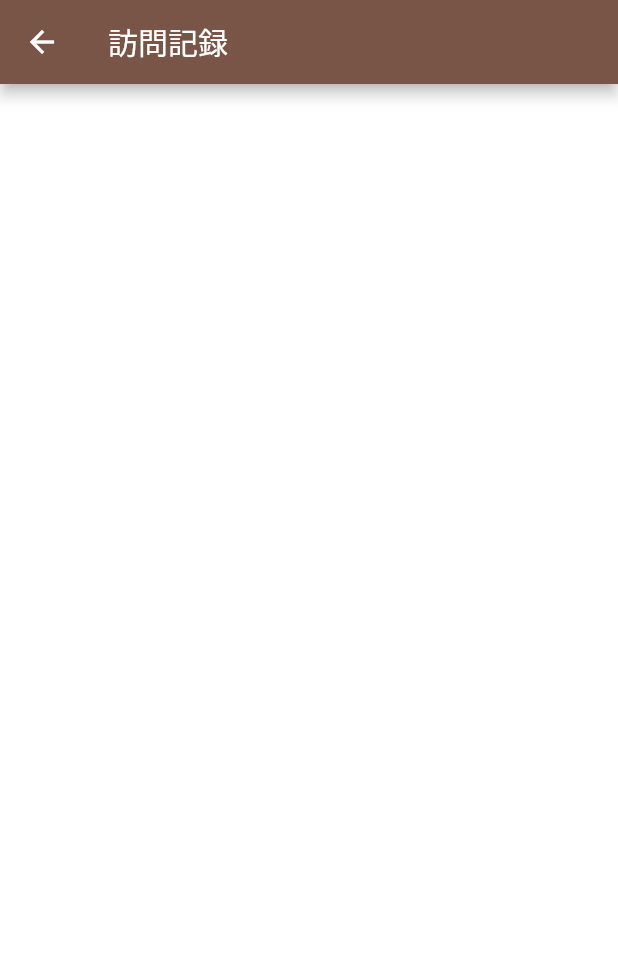
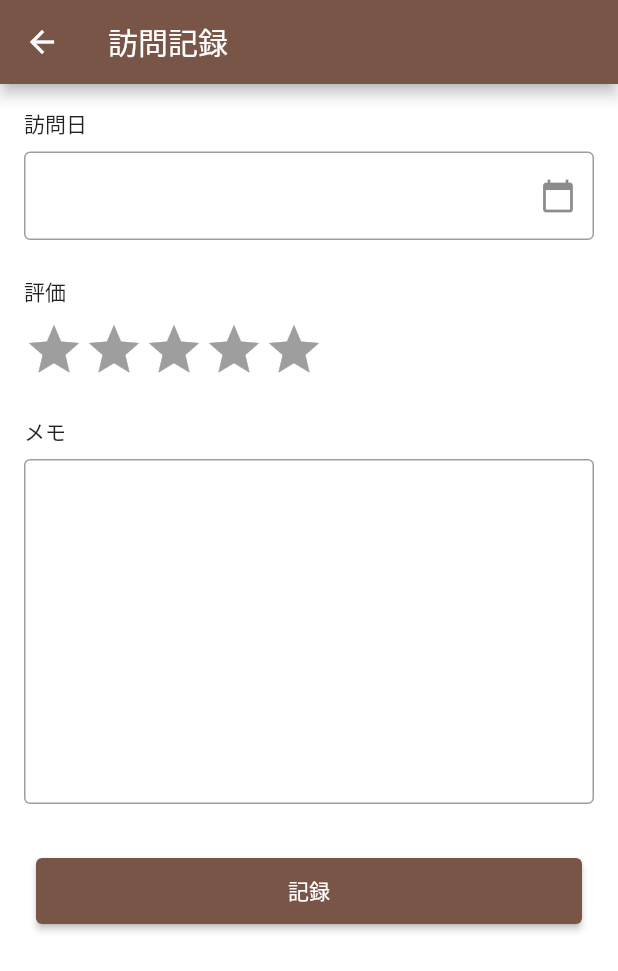
Before and after one commit to yukihiro-numata/cafe_note_mobile, a Flutter app: the ArchiveCafePage screen opened directly, on a phone screen of 412 x 824 dp. Shown: the top 971 px of the screen. Run offline on Flutter 3.47's test engine with Material 2 defaults, Android fonts, the phone set to English and light mode, and no system bars; drawn by our look-alikes of flutter_rating_bar; our stand-ins replace email_validator, firebase_auth, firebase_core, flutter_svg, freezed_annotation, state_notifier; missing offline and left inert: flutter_state_notifier; accounts and stored records are empty.

Commit message:
Add forms to archive cafe page.

```diff
--- /dev/null
+++ b/lib/controllers/archive_cafe_controller.dart
@@ -0,0 +1,38 @@
+import 'package:cafe_note_mobile/states/archive_cafe_state.dart';
+import 'package:flutter/material.dart';
+import 'package:state_notifier/state_notifier.dart';
+
+class ArchiveCafeController extends StateNotifier<ArchiveCafeState>
+    with LocatorMixin {
+  static const String formKeyMemo = 'memo';
+
+  final TextEditingController visitedDateFormController =
+      TextEditingController();
+
+  ArchiveCafeController() : super(const ArchiveCafeState());
+
+  void handleVisitedDateChanged(String value) {
+    state = state.copyWith(visitedDate: value);
+  }
+
+  void handleRatingChanged(double value) {
+    state = state.copyWith(rating: value);
+  }
+
+  void handleStringInputChanged({
+    required String key,
+    required String? value,
+  }) {
+    switch (key) {
+      case formKeyMemo:
+        state = state.copyWith(memo: value);
+        break;
+      default:
+        assert(false, 'argument error');
+    }
+  }
+
+  void handleSubmitButtonPressed() {
+    print(state);
+  }
+}
--- /dev/null
+++ b/lib/helpers/validators/archive_cafe_validator.dart
@@ -0,0 +1,16 @@
+import 'common_validator.dart';
+
+class ArchiveCafeValidator {
+  static const memoMaxLength = 1000;
+
+  static String? memo(String? value) {
+    if (CommonValidator.checkIsEmpty(value)) {
+      return CommonValidator.validationMessageRequired;
+    }
+    if (CommonValidator.checkDigit(value: value!, digit: memoMaxLength)) {
+      return CommonValidator.validationMessageMaxLength(memoMaxLength);
+    }
+
+    return null;
+  }
+}
--- a/lib/helpers/validators/common_validator.dart
+++ b/lib/helpers/validators/common_validator.dart
@@ -22,4 +22,8 @@ class CommonValidator {
   static bool checkIsEmail(String value) {
     return EmailValidator.validate(value);
   }
+
+  static String validationMessageMaxLength(int maxLength) {
+    return "$maxLength文字以内で入力してください";
+  }
 }
--- a/lib/main.dart
+++ b/lib/main.dart
@@ -1,11 +1,13 @@
 import 'package:cafe_note_mobile/configs/cafe_note_color.dart';
 import 'package:cafe_note_mobile/configs/route_config.dart';
+import 'package:cafe_note_mobile/controllers/archive_cafe_controller.dart';
 import 'package:cafe_note_mobile/controllers/auth_controller.dart';
 import 'package:cafe_note_mobile/controllers/bottom_menu_controller.dart';
 import 'package:cafe_note_mobile/controllers/cafe_controller.dart';
 import 'package:cafe_note_mobile/controllers/cafes_controller.dart';
 import 'package:cafe_note_mobile/controllers/create_cafe_controller.dart';
 import 'package:cafe_note_mobile/controllers/my_page_controller.dart';
+import 'package:cafe_note_mobile/states/archive_cafe_state.dart';
 import 'package:cafe_note_mobile/states/auth_state.dart';
 import 'package:cafe_note_mobile/states/bottom_menu_state.dart';
 import 'package:cafe_note_mobile/states/cafe_state.dart';
@@ -41,6 +43,9 @@ void main() async {
         StateNotifierProvider<AuthController, AuthState>(
           create: (_) => AuthController(),
         ),
+        StateNotifierProvider<ArchiveCafeController, ArchiveCafeState>(
+          create: (_) => ArchiveCafeController(),
+        ),
       ],
       child: MaterialApp(
         title: 'Cafe Note App',
--- a/lib/pages/archive_cafe/archive_cafe.dart
+++ b/lib/pages/archive_cafe/archive_cafe.dart
@@ -1,14 +1,72 @@
+import 'package:cafe_note_mobile/components/atoms/custom_text_form_field.dart';
+import 'package:cafe_note_mobile/components/atoms/date_form_field.dart';
+import 'package:cafe_note_mobile/components/atoms/form_container.dart';
+import 'package:cafe_note_mobile/components/atoms/form_label.dart';
+import 'package:cafe_note_mobile/components/atoms/main_button.dart';
+import 'package:cafe_note_mobile/components/atoms/rating_form_field.dart';
+import 'package:cafe_note_mobile/controllers/archive_cafe_controller.dart';
+import 'package:cafe_note_mobile/helpers/validators/archive_cafe_validator.dart';
+import 'package:cafe_note_mobile/states/archive_cafe_state.dart';
 import 'package:flutter/material.dart';
+import 'package:provider/provider.dart';
 
 class ArchiveCafePage extends StatelessWidget {
   const ArchiveCafePage({Key? key}) : super(key: key);
 
   @override
   Widget build(BuildContext context) {
+    final formKey = GlobalKey<FormState>();
+    final _controller = context.read<ArchiveCafeController>();
+    final _state = context.read<ArchiveCafeState>();
+
     return Scaffold(
       appBar: AppBar(
         title: const Text("訪問記録"),
       ),
+      body: SingleChildScrollView(
+        child: Form(
+          key: formKey,
+          child: Container(
+            margin: const EdgeInsets.all(16),
+            child: Column(
+              crossAxisAlignment: CrossAxisAlignment.start,
+              children: [
+                const FormLabel(text: '訪問日'),
+                FormContainer(
+                  child: DateFormField(
+                    controller: _controller.visitedDateFormController,
+                    changeValue: _controller.handleVisitedDateChanged,
+                  ),
+                ),
+                const FormLabel(text: '評価'),
+                FormContainer(
+                  child: RatingFormField(
+                    initialRating: _state.rating,
+                    onRatingUpdate: _controller.handleRatingChanged,
+                  ),
+                ),
+                const FormLabel(text: 'メモ'),
+                FormContainer(
+                  child: CustomTextFormField(
+                    validator: ArchiveCafeValidator.memo,
+                    onChanged: (value) => _controller.handleStringInputChanged(
+                      key: ArchiveCafeController.formKeyMemo,
+                      value: value,
+                    ),
+                    maxLines: 10,
+                  ),
+                ),
+                MainButton.fromButtonType(
+                  context: context,
+                  buttonType: ButtonType.primary,
+                  buttonLabel: '記録',
+                  onPressed: _controller.handleSubmitButtonPressed,
+                ),
+              ],
+            ),
+          ),
+        ),
+      ),
     );
   }
 }
--- /dev/null
+++ b/lib/states/archive_cafe_state.dart
@@ -0,0 +1,12 @@
+import 'package:freezed_annotation/freezed_annotation.dart';
+
+part 'archive_cafe_state.freezed.dart';
+
+@freezed
+abstract class ArchiveCafeState with _$ArchiveCafeState {
+  const factory ArchiveCafeState({
+    @Default(0) double rating,
+    String? visitedDate,
+    String? memo,
+  }) = ArchiveCafeStateData;
+}
```
Also changed, not shown: lib/states/archive_cafe_state.freezed.dart (added).
